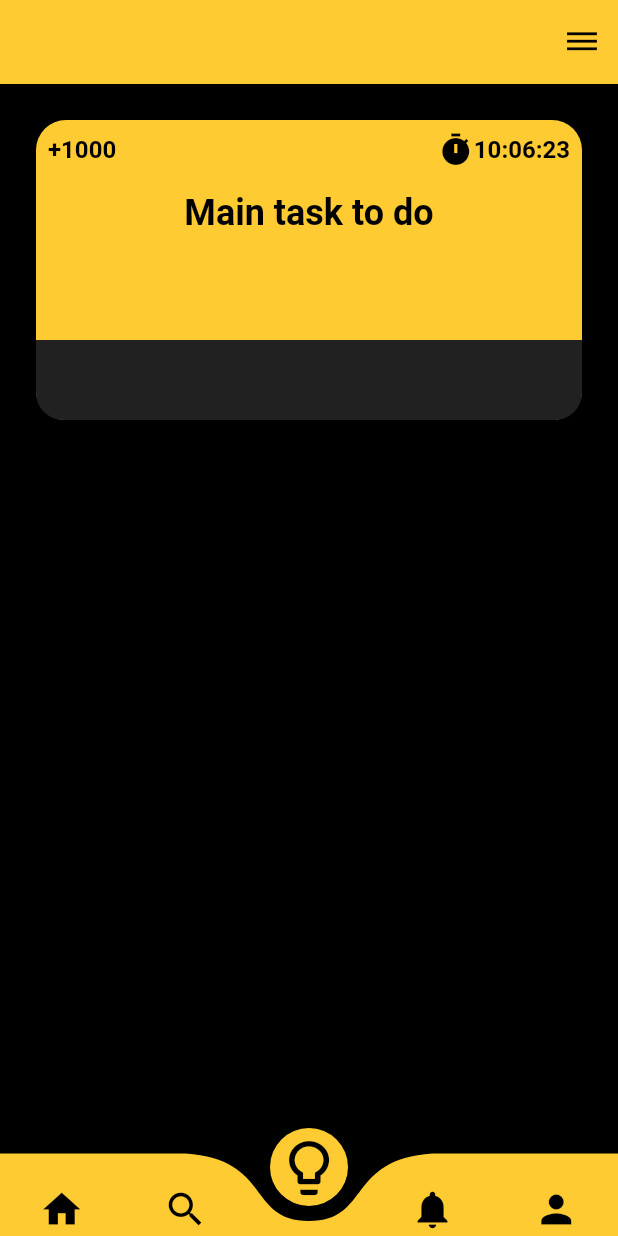
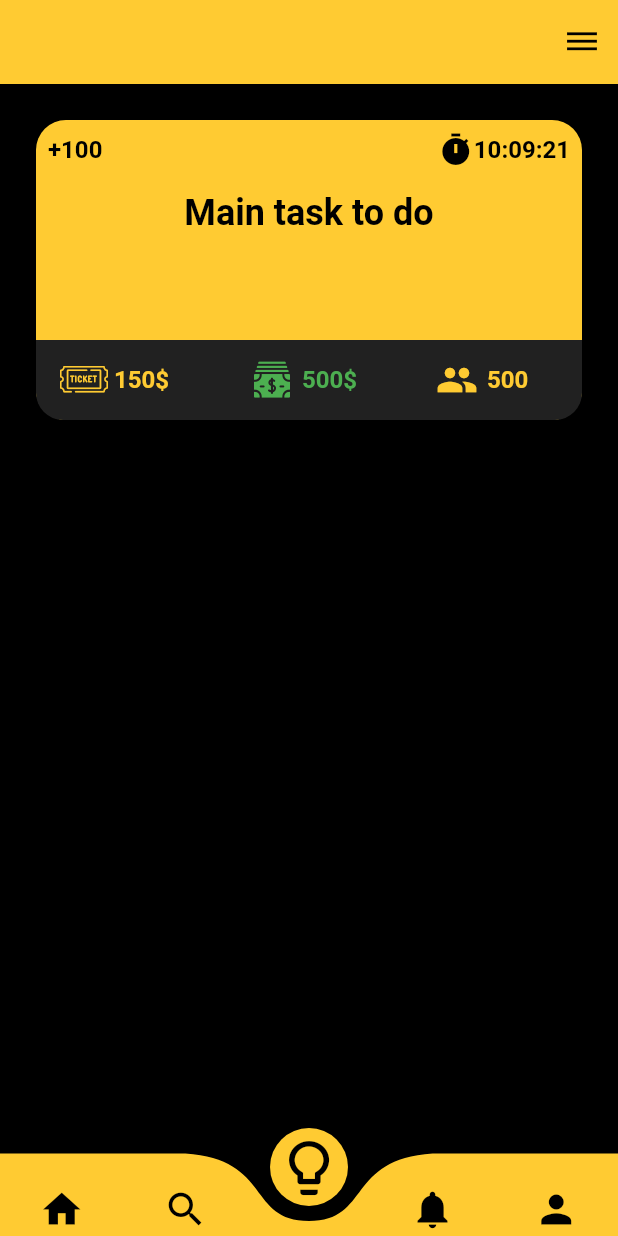
Before and after one commit to Rioverde/Nullidea, a Flutter app: the AccountRouter screen opened by its route, item 3 of the bottom bar chosen, on a phone screen of 412 x 824 dp. Run offline on Flutter 3.47's test engine with Material 2 defaults, Android fonts, the phone set to English and light mode, and no system bars; drawn by our look-alikes of curved_navigation_bar; our stand-ins replace cached_network_image, dio, firebase_messaging, flutter_spinkit, google_fonts, image_cropper and 4 more; missing offline and left inert: dart:ffi; accounts and stored records are empty; network calls fail; Roboto replaces fonts that are missing (Ubuntu).

Commit message:
added the idea page without a requests

```diff
--- a/nullidea/lib/my_flutter_app_icons.dart
+++ b/nullidea/lib/myCustomIcons.dart
@@ -15,11 +15,13 @@
 ///
 import 'package:flutter/widgets.dart';
 
-class MyFlutterApp {
-  MyFlutterApp._();
-
-  static const _kFontFam = 'MyFlutterApp';
+class MyCustomIcons {
+  MyCustomIcons._();
   static const _kFontPkg = null;
 
-  static const IconData postidea = IconData(0xe800, fontFamily: _kFontFam, fontPackage: _kFontPkg);
+  static const IconData postidea = IconData(0xe800, fontFamily: 'postidea', fontPackage: _kFontPkg);
+  static const IconData reward = IconData(0xe801, fontFamily: 'reward', fontPackage: _kFontPkg);
+  static const IconData ticket = IconData(0xe800, fontFamily: 'ticket', fontPackage: _kFontPkg);
+
+
 }
--- a/nullidea/lib/screens/accountRouter.dart
+++ b/nullidea/lib/screens/accountRouter.dart
@@ -3,7 +3,7 @@ import 'package:flutter/material.dart';
 import 'package:curved_navigation_bar/curved_navigation_bar.dart';
 import 'package:google_fonts/google_fonts.dart';
 
-import 'package:nullidea/my_flutter_app_icons.dart';
+import 'package:nullidea/myCustomIcons.dart';
 import 'package:rflutter_alert/rflutter_alert.dart';
 
 import '../constants.dart';
@@ -151,7 +151,7 @@ class _AccountRouterState extends State<AccountRouter> {
             color: Colors.black,
           ),
           Icon(
-            MyFlutterApp.postidea,
+            MyCustomIcons.postidea,
             color: Colors.black,
             size: 36,
           ),
--- a/nullidea/lib/screens/idea.dart
+++ b/nullidea/lib/screens/idea.dart
@@ -1,5 +1,8 @@
+import 'dart:ffi';
+
 import 'package:flutter/material.dart';
 import 'package:google_fonts/google_fonts.dart';
+import 'package:nullidea/myCustomIcons.dart';
 import 'package:nullidea/theme.dart';
 
 class Idea extends StatefulWidget {
@@ -19,13 +22,7 @@ class _IdeaState extends State<Idea> {
               padding: const EdgeInsets.all(8.0),
               child: Row(
                 children: [
-                  Text(
-                    "+1000",
-                    style: GoogleFonts.ubuntu(
-                        fontSize: 16,
-                        fontWeight: FontWeight.w600,
-                        color: Colors.black),
-                  ),
+                  buildInfo("+100", Colors.black, 16),
                   Spacer(),
                   Row(
                     mainAxisAlignment: MainAxisAlignment.end,
@@ -34,13 +31,7 @@ class _IdeaState extends State<Idea> {
                         Icons.timer,
                         color: Colors.black,
                       ),
-                      Text(
-                        "10:06:23",
-                        style: GoogleFonts.ubuntu(
-                            fontSize: 16,
-                            fontWeight: FontWeight.w600,
-                            color: Colors.black),
-                      ),
+                      buildInfo("10:09:21", Colors.black, 16),
                     ],
                   ),
                 ],
@@ -63,15 +54,85 @@ class _IdeaState extends State<Idea> {
             Expanded(
               flex: 1,
               child: Container(
-                child: Row(),
-
+                child: Center(
+                  child: Row(
+                    children: [
+                      Expanded(
+                          flex: 3,
+                          child: Padding(
+                            padding:
+                                const EdgeInsets.only(left: 16.0, right: 4),
+                            child: Row(
+                              children: [
+                                Icon(
+                                  MyCustomIcons.ticket,
+                                  size: 32,
+                                  color: primaryColor,
+                                ),
+                                Padding(
+                                  padding: const EdgeInsets.only(left: 4.0),
+                                  child:
+                                      buildInfo("150" + '\$', primaryColor, 16),
+                                ),
+                              ],
+                            ),
+                          )),
+                      Expanded(
+                          flex: 3,
+                          child: Padding(
+                            padding: const EdgeInsets.all(8.0),
+                            child: Row(
+                              children: [
+                                Padding(
+                                  padding: const EdgeInsets.only(
+                                      left: 16.0, right: 4),
+                                  child: Icon(
+                                    MyCustomIcons.reward,
+                                    size: 24,
+                                    color: Colors.green,
+                                  ),
+                                ),
+                                Padding(
+                                  padding: const EdgeInsets.only(left: 4.0),
+                                  child:
+                                      buildInfo("500" + '\$', Colors.green, 16),
+                                ),
+                              ],
+                            ),
+                          )),
+                      Expanded(
+                          flex: 3,
+                          child: Padding(
+                            padding: const EdgeInsets.all(8.0),
+                            child: Row(
+                              children: [
+                                Padding(
+                                  padding: const EdgeInsets.only(
+                                      left: 16.0, right: 4),
+                                  child: Icon(
+                                    Icons.group,
+                                    size: 28,
+                                    color: primaryColor,
+                                  ),
+                                ),
+                                Padding(
+                                  padding: const EdgeInsets.only(left: 2.0),
+                                  child: buildInfo("500", primaryColor, 16),
+                                ),
+                              ],
+                            ),
+                          )),
+                    ],
+                  ),
+                ),
                 decoration: BoxDecoration(
-                  borderRadius: BorderRadius.only(bottomLeft: Radius.circular(18), bottomRight: Radius.circular(18)),
+                  borderRadius: BorderRadius.only(
+                      bottomLeft: Radius.circular(18),
+                      bottomRight: Radius.circular(18)),
                   color: Colors.grey.shade900,
                 ),
-                alignment: Alignment.bottomCenter,
+                alignment: Alignment.center,
                 width: double.infinity,
-
               ),
             )
           ]),
@@ -85,4 +146,14 @@ class _IdeaState extends State<Idea> {
       ),
     ]);
   }
+
+  Text buildInfo(String text, Color color, double size) {
+    return Text(
+      text,
+      maxLines: 1,
+      textAlign: TextAlign.center,
+      style: GoogleFonts.ubuntu(
+          fontSize: size, fontWeight: FontWeight.w600, color: color),
+    );
+  }
 }
```
Also changed, not shown: nullidea/pubspec.yaml (+8 -2 lines), nullidea/assets/fonts/postidea.ttf (renamed from nullidea/assets/fonts/MyFlutterApp.ttf), nullidea/assets/fonts/reward.ttf (added), nullidea/assets/fonts/ticket.ttf (added).
